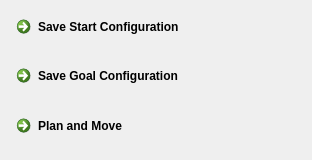
Old version of the form planning/ui/planning_plugin.ui in the repository golems/grip2_plugin.
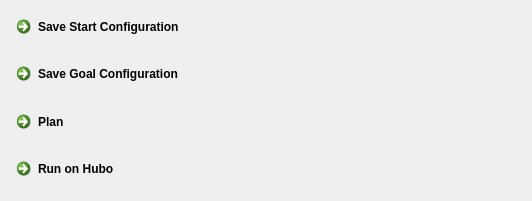
New version of the form.

Commit message: first integration of HuboPath Operator

Patch:
```diff
--- a/planning/ui/planning_plugin.ui
+++ b/planning/ui/planning_plugin.ui
@@ -6,8 +6,8 @@
    <rect>
     <x>0</x>
     <y>0</y>
-    <width>312</width>
-    <height>160</height>
+    <width>532</width>
+    <height>201</height>
    </rect>
   </property>
   <property name="windowTitle">
@@ -32,7 +32,14 @@
     <item>
      <widget class="QCommandLinkButton" name="planAndMoveButton">
       <property name="text">
-       <string>Plan and Move</string>
+       <string>Plan</string>
+      </property>
+     </widget>
+    </item>
+    <item>
+     <widget class="QCommandLinkButton" name="runButton">
+      <property name="text">
+       <string>Run on Hubo</string>
       </property>
      </widget>
     </item>
```
The commit also changes 3 other files.
